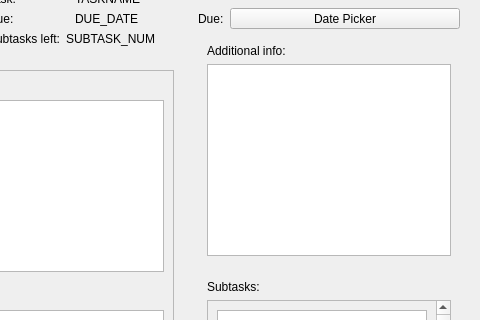
This is src/mainwindow.ui in fefumo/todoapp as Qt 5 draws it before an edit; both pictures show x 584 to 1064 and y 86 to 406 of the 1064 by 1046 pixel window. The edited form follows.
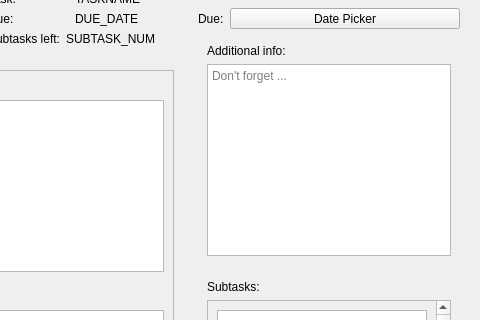
This is the edited form. Custom widgets are drawn as their Qt base class.

Commit message: :construction: additional info text edit now works

Diff of the .ui file:
```diff
--- a/src/mainwindow.ui
+++ b/src/mainwindow.ui
@@ -510,11 +510,14 @@
          <item>
           <widget class="QTextEdit" name="additionalInfoTextEdit">
            <property name="sizePolicy">
-            <sizepolicy hsizetype="MinimumExpanding" vsizetype="MinimumExpanding">
+            <sizepolicy hsizetype="Minimum" vsizetype="Minimum">
              <horstretch>0</horstretch>
              <verstretch>0</verstretch>
             </sizepolicy>
            </property>
+           <property name="placeholderText">
+            <string>Don't forget &lt;something&gt;...</string>
+           </property>
           </widget>
          </item>
         </layout>
```
The commit also changes 2 other files.
